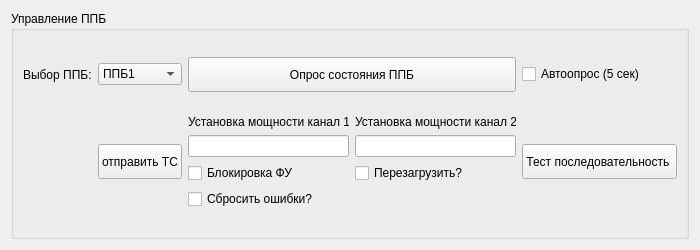
First picture: the form in PPB_GUI_Sandbox/controlwidget.ui, repository Anatolichka2202/PPB_Project, before the edit.
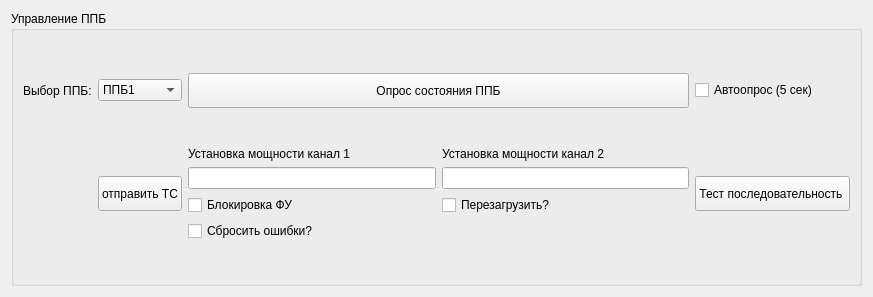
Second picture: the form after the edit.

Diff of the .ui file:
```diff
--- a/PPB_GUI_Sandbox/controlwidget.ui
+++ b/PPB_GUI_Sandbox/controlwidget.ui
@@ -6,8 +6,8 @@
    <rect>
     <x>0</x>
     <y>0</y>
-    <width>700</width>
-    <height>250</height>
+    <width>873</width>
+    <height>297</height>
    </rect>
   </property>
   <property name="minimumSize">
```
